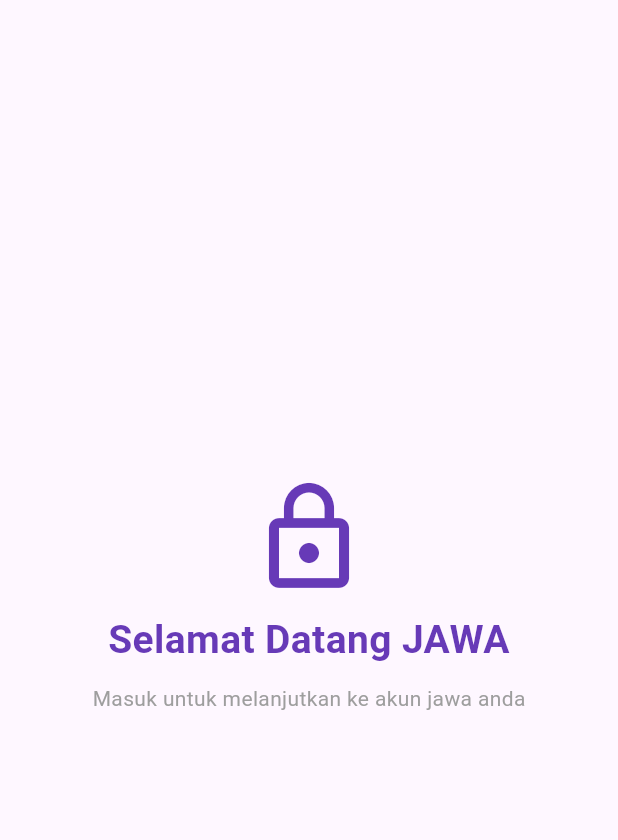
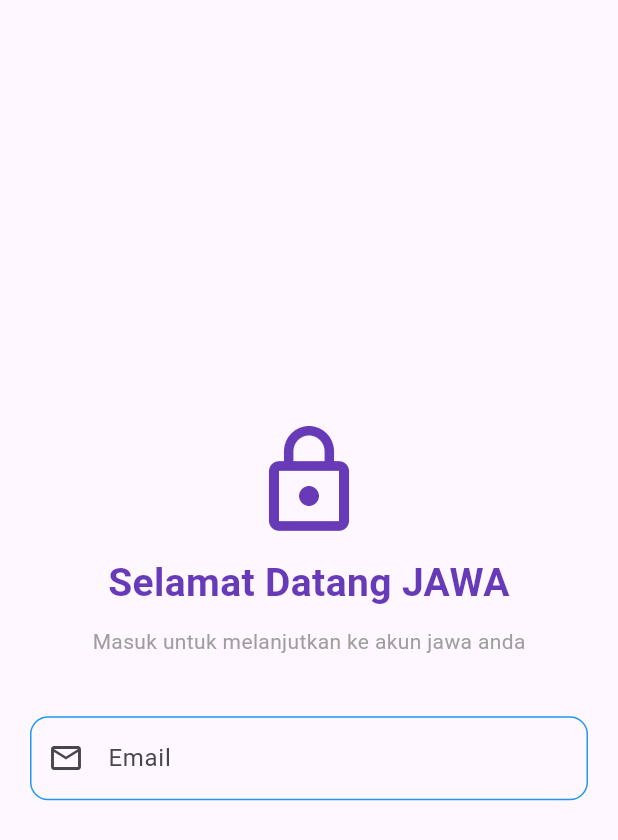
Before and after one commit to IhzaAnasrulloh/KB1179-1123150007-uts, a Flutter app: the login screen opened directly, on a phone screen of 412 x 824 dp. Shown: the top 840 px of the screen. Run offline on Flutter 3.47's test engine with Material 3 defaults, Android fonts, the phone set to English and light mode, and no system bars.

Commit message:
menambahkan kotak isi email

```diff
--- a/lib/Login Page/login.dart
+++ b/lib/Login Page/login.dart
@@ -35,6 +35,29 @@
                 style: TextStyle(color: Colors.grey, fontSize: 14),
               ),
               const SizedBox(height: 40),
+              TextField(
+                  keyboardType: TextInputType.emailAddress,
+                  decoration: InputDecoration(
+                    labelText: "Email",
+                    hintText: "Masukan Email Anda",
+                    prefixIcon: const Icon(Icons.email_outlined),
+                    border: OutlineInputBorder(
+                      borderRadius: BorderRadius.circular(12),
+                    ),
+                    enabledBorder: OutlineInputBorder(
+                      borderRadius: BorderRadius.circular(12),
+                      borderSide: const BorderSide(color: Colors.blue),
+                    ),
+                    focusedBorder: OutlineInputBorder(
+                      borderRadius: BorderRadius.circular(12),
+                      borderSide: BorderSide(
+                        color: Colors.blue.shade700,
+                        width: 2,
+                      ),
+                    ),
+                  ),
+                ),
+                const SizedBox(height: 20),
             ],
           ),
         ),
```
